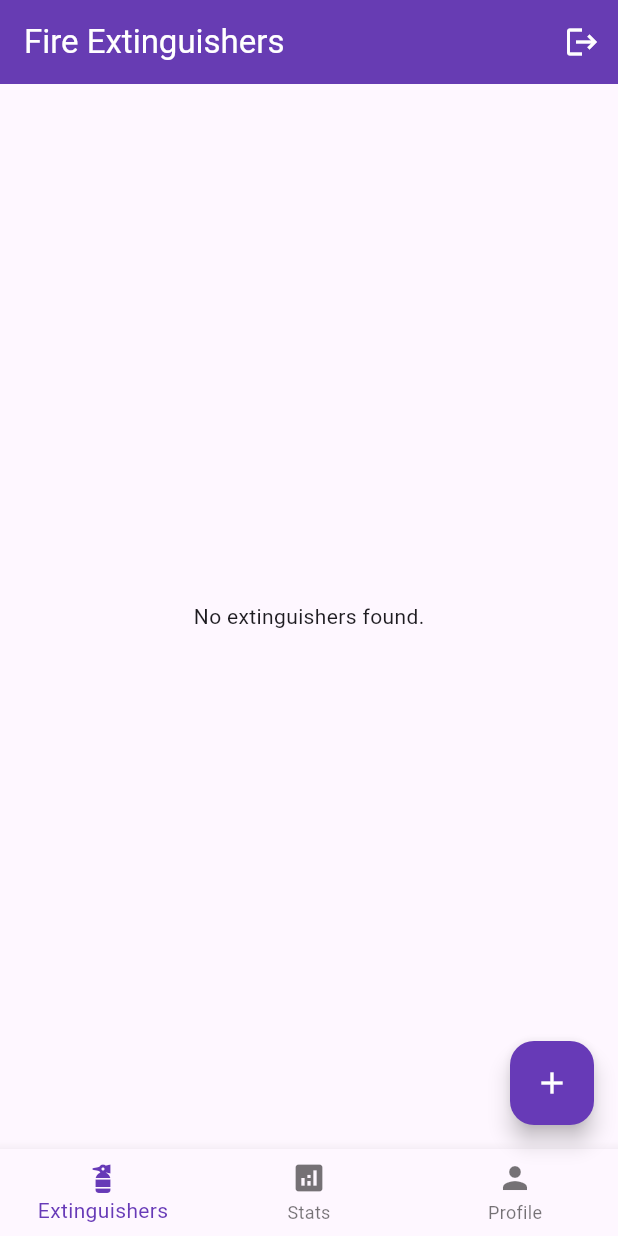
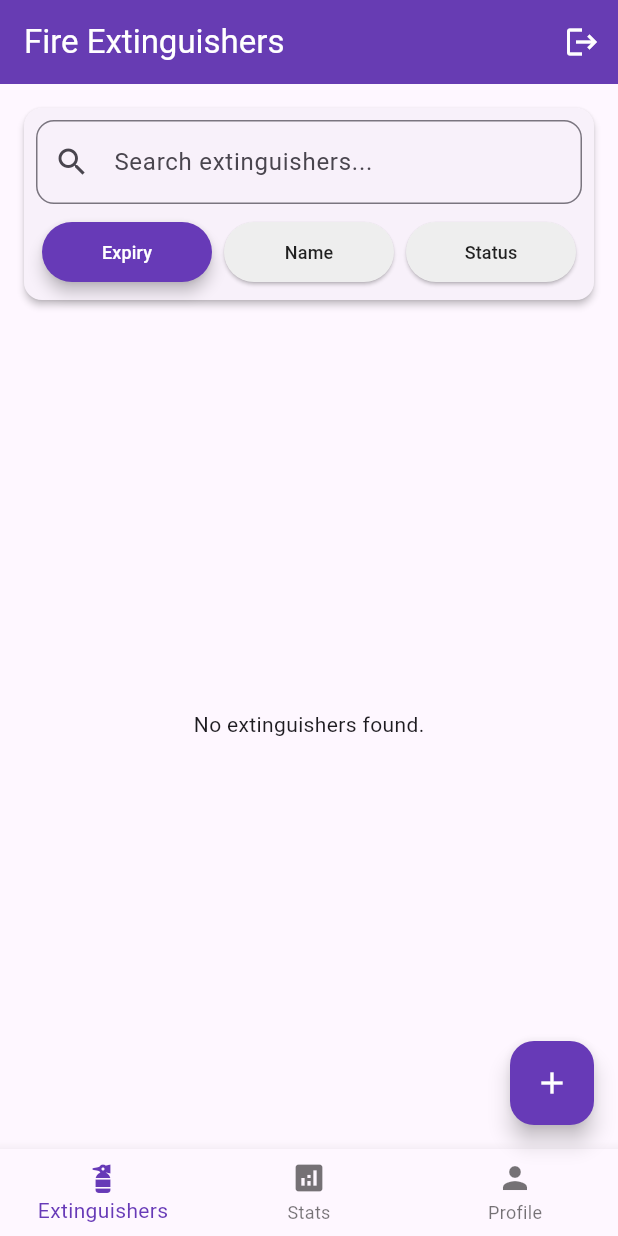
Before and after one commit to Vishnu252005/fire_extinguisher_manager, a Flutter app: the ExtinguisherListScreen screen opened directly, on a phone screen of 412 x 824 dp. Run offline on Flutter 3.47's test engine with Material 3 defaults, Android fonts, the light colour scheme and no system bars; our stand-ins replace cloud_firestore, firebase_auth, firebase_core; accounts and stored records are empty.

Commit message:
added search feature

```diff
--- a/lib/main.dart
+++ b/lib/main.dart
@@ -322,23 +322,65 @@ class _ExtinguisherListScreenState extends State<ExtinguisherListScreen> {
   int _selectedIndex = 0;
   bool _expiryDialogDismissed = false;
   Timer? _refreshTimer;
+  final TextEditingController _searchController = TextEditingController();
+  String _searchQuery = '';
+  String _sortBy = 'expiry'; // 'expiry', 'name', 'status'
 
   @override
   void initState() {
     super.initState();
-    // Start timer to refresh every second
     _refreshTimer = Timer.periodic(const Duration(seconds: 1), (timer) {
       if (mounted) {
-        setState(() {}); // This will trigger a rebuild
+        setState(() {});
       }
     });
   }
 
   @override
   void dispose() {
-    _refreshTimer?.cancel(); // Cancel the timer when disposing
+    _refreshTimer?.cancel();
+    _searchController.dispose();
     _expiryDialogDismissed = false;
     super.dispose();
+  }
+
+  List<QueryDocumentSnapshot> _sortAndFilterDocs(List<QueryDocumentSnapshot> docs) {
+    final now = DateTime.now();
+    var filteredDocs = docs.where((doc) {
+      final data = doc.data() as Map<String, dynamic>;
+      final name = (data['name'] ?? '').toString().toLowerCase();
+      return name.contains(_searchQuery.toLowerCase());
+    }).toList();
+
+    filteredDocs.sort((a, b) {
+      final dataA = a.data() as Map<String, dynamic>;
+      final dataB = b.data() as Map<String, dynamic>;
+      final expiryA = (dataA['expiry'] as Timestamp?)?.toDate() ?? now;
+      final expiryB = (dataB['expiry'] as Timestamp?)?.toDate() ?? now;
+      final nameA = (dataA['name'] ?? '').toString();
+      final nameB = (dataB['name'] ?? '').toString();
+
+      switch (_sortBy) {
+        case 'name':
+          return nameA.compareTo(nameB);
+        case 'status':
+          final statusA = _getStatusValue(expiryA);
+          final statusB = _getStatusValue(expiryB);
+          return statusA.compareTo(statusB);
+        case 'expiry':
+        default:
+          return expiryA.compareTo(expiryB);
+      }
+    });
+
+    return filteredDocs;
+  }
+
+  int _getStatusValue(DateTime expiry) {
+    final now = DateTime.now();
+    if (expiry.isBefore(now)) return 0; // Expired
+    if (expiry.difference(now).inMinutes < 5) return 1; // Expiring soon
+    return 2; // Safe
   }
 
   @override
@@ -405,8 +447,77 @@ class _ExtinguisherListScreenState extends State<ExtinguisherListScreen> {
     final user = FirebaseAuth.instance.currentUser;
     return Padding(
       padding: const EdgeInsets.all(12.0),
+      child: Column(
+        children: [
+          // Search and Sort Controls
+          Card(
+            elevation: 2,
+            child: Padding(
+              padding: const EdgeInsets.all(8.0),
+              child: Column(
+                children: [
+                  TextField(
+                    controller: _searchController,
+                    decoration: InputDecoration(
+                      hintText: 'Search extinguishers...',
+                      prefixIcon: const Icon(Icons.search),
+                      border: OutlineInputBorder(
+                        borderRadius: BorderRadius.circular(12),
+                      ),
+                      suffixIcon: _searchQuery.isNotEmpty
+                          ? IconButton(
+                              icon: const Icon(Icons.clear),
+                              onPressed: () {
+                                setState(() {
+                                  _searchController.clear();
+                                  _searchQuery = '';
+                                });
+                              },
+                            )
+                          : null,
+                    ),
+                    onChanged: (value) {
+                      setState(() {
+                        _searchQuery = value;
+                      });
+                    },
+                  ),
+                  const SizedBox(height: 8),
+                  Row(
+                    mainAxisAlignment: MainAxisAlignment.spaceEvenly,
+                    children: [
+                      Expanded(
+                        child: Padding(
+                          padding: const EdgeInsets.symmetric(horizontal: 4),
+                          child: _buildSortButton('expiry', 'Expiry'),
+                        ),
+                      ),
+                      Expanded(
+                        child: Padding(
+                          padding: const EdgeInsets.symmetric(horizontal: 4),
+                          child: _buildSortButton('name', 'Name'),
+                        ),
+                      ),
+                      Expanded(
+                        child: Padding(
+                          padding: const EdgeInsets.symmetric(horizontal: 4),
+                          child: _buildSortButton('status', 'Status'),
+                        ),
+                      ),
+                    ],
+                  ),
+                ],
+              ),
+            ),
+          ),
+          const SizedBox(height: 8),
+          // Extinguisher List
+          Expanded(
             child: StreamBuilder<QuerySnapshot>(
-        stream: FirebaseFirestore.instance.collection('fire').where('userId', isEqualTo: user?.uid).snapshots(),
+              stream: FirebaseFirestore.instance
+                  .collection('fire')
+                  .where('userId', isEqualTo: user?.uid)
+                  .snapshots(),
               builder: (context, snapshot) {
                 if (snapshot.hasError) {
                   return Center(child: Text('Error: \n'+snapshot.error.toString()));
@@ -416,8 +527,13 @@ class _ExtinguisherListScreenState extends State<ExtinguisherListScreen> {
                   return const Center(child: Text('No extinguishers found.'));
                 }
 
+                final sortedAndFilteredDocs = _sortAndFilterDocs(docs);
+                if (sortedAndFilteredDocs.isEmpty) {
+                  return const Center(child: Text('No matching extinguishers found.'));
+                }
+
                 final now = DateTime.now();
-          final soonToExpire = docs.where((doc) {
+                final soonToExpire = sortedAndFilteredDocs.where((doc) {
                   final data = doc.data() as Map<String, dynamic>;
                   final expiryTimestamp = data['expiry'] as Timestamp?;
                   final expiry = expiryTimestamp?.toDate() ?? now;
@@ -463,13 +579,10 @@ class _ExtinguisherListScreenState extends State<ExtinguisherListScreen> {
                   });
                 }
 
-          return Column(
-            children: [
-              Expanded(
-                child: ListView.builder(
-                  itemCount: docs.length,
+                return ListView.builder(
+                  itemCount: sortedAndFilteredDocs.length,
                   itemBuilder: (context, index) {
-                    final data = docs[index].data() as Map<String, dynamic>;
+                    final data = sortedAndFilteredDocs[index].data() as Map<String, dynamic>;
                     final name = data['name'] ?? 'Unnamed';
                     final expiryTimestamp = data['expiry'] as Timestamp?;
                     final expiry = expiryTimestamp?.toDate() ?? DateTime.now();
@@ -542,7 +655,7 @@ class _ExtinguisherListScreenState extends State<ExtinguisherListScreen> {
                                       return;
                                     }
                                     try {
-                                      await docs[index].reference.update({
+                                      await sortedAndFilteredDocs[index].reference.update({
                                         'expiry': Timestamp.fromDate(newExpiry),
                                       });
                                       if (context.mounted) {
@@ -584,7 +697,7 @@ class _ExtinguisherListScreenState extends State<ExtinguisherListScreen> {
                                 );
                                 if (confirm == true) {
                                   try {
-                                    await docs[index].reference.delete();
+                                    await sortedAndFilteredDocs[index].reference.delete();
                                     if (context.mounted) {
                                       ScaffoldMessenger.of(context).showSnackBar(
                                         const SnackBar(content: Text('Extinguisher deleted!')),
@@ -605,11 +718,33 @@ class _ExtinguisherListScreenState extends State<ExtinguisherListScreen> {
                       ),
                     );
                   },
+                );
+              },
             ),
           ),
         ],
+      ),
     );
+  }
+
+  Widget _buildSortButton(String sortType, String label) {
+    final isSelected = _sortBy == sortType;
+    return ElevatedButton(
+      onPressed: () {
+        setState(() {
+          _sortBy = sortType;
+        });
       },
+      style: ElevatedButton.styleFrom(
+        backgroundColor: isSelected ? Colors.deepPurple : Colors.grey.shade200,
+        foregroundColor: isSelected ? Colors.white : Colors.black87,
+        elevation: isSelected ? 4 : 1,
+        padding: const EdgeInsets.symmetric(vertical: 8),
+      ),
+      child: Text(
+        label,
+        style: const TextStyle(fontSize: 12),
+        overflow: TextOverflow.ellipsis,
       ),
     );
   }
```
Lines whose indentation alone changed are shown as unchanged.
